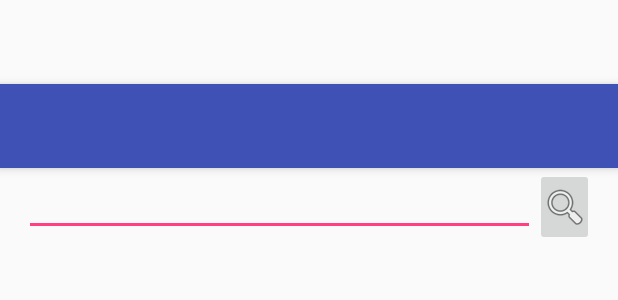
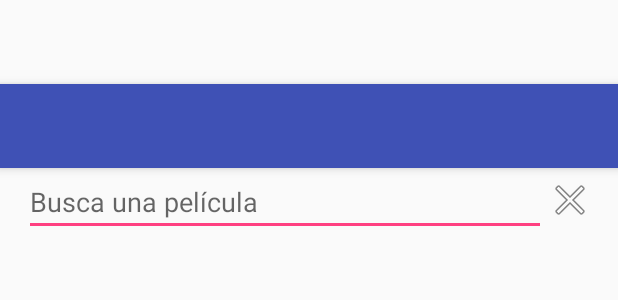
Before and after one commit to mrtxema/Crispetes2, an Android app: the layout activity_search.xml on its own in the app's theme, with its tools: preview values and no code run, on a phone screen of 412 x 824 dp. Shown: the top 300 px of the screen. Run offline under Robolectric (Android 15) with nearby library versions, the light colour scheme and no system bars.

Commit message:
Improve search view

```diff
--- a/app/src/main/java/cat/mrtxema/crispetes/view/MainActivity.java
+++ b/app/src/main/java/cat/mrtxema/crispetes/view/MainActivity.java
@@ -6,6 +6,10 @@ import org.androidannotations.annotations.EActivity;
 @EActivity(R.layout.activity_main)
 public class MainActivity extends BaseActivity {
 
+    protected boolean isMainActivity() {
+        return true;
+    }
+
     @Click(R.id.btnAdd)
     void onClickAdd() {
         SearchMovieActivity_.intent(this).start();
--- a/app/src/main/res/layout/activity_movie_detail.xml
+++ b/app/src/main/res/layout/activity_movie_detail.xml
@@ -294,6 +294,7 @@
                     android:layout_height="wrap_content"
                     android:drawableEnd="@android:drawable/arrow_down_float"
                     android:text="@string/cast"
+                    style="@style/Widget.AppCompat.Button.Colored"
                     android:textSize="12sp" />
 
                 <com.github.aakira.expandablelayout.ExpandableLinearLayout
@@ -321,6 +322,7 @@
                     android:layout_height="wrap_content"
                     android:drawableEnd="@android:drawable/arrow_down_float"
                     android:text="@string/crew"
+                    style="@style/Widget.AppCompat.Button.Colored"
                     android:textSize="12sp" />
 
                 <com.github.aakira.expandablelayout.ExpandableLinearLayout
@@ -348,6 +350,7 @@
                     android:layout_height="wrap_content"
                     android:drawableEnd="@android:drawable/arrow_down_float"
                     android:text="@string/videos"
+                    style="@style/Widget.AppCompat.Button.Colored"
                     android:textSize="12sp" />
 
                 <com.github.aakira.expandablelayout.ExpandableLinearLayout
--- a/app/src/main/res/layout/activity_search.xml
+++ b/app/src/main/res/layout/activity_search.xml
@@ -20,12 +20,39 @@
         android:orientation="vertical">
 
         <RelativeLayout android:layout_width="fill_parent" android:layout_height="wrap_content">
-            <LinearLayout android:layout_width="fill_parent" android:layout_height="wrap_content" android:orientation="horizontal" android:layout_toStartOf="@+id/btnSearchMovie">
-                <EditText android:id="@+id/txtMovie" android:layout_width="fill_parent" android:layout_height="fill_parent" android:inputType="text" />
+
+            <LinearLayout android:layout_width="fill_parent" android:layout_height="wrap_content" android:orientation="horizontal" android:layout_toStartOf="@+id/btnClearSearch">
+                <EditText
+                    android:id="@+id/txtMovie"
+                    android:layout_width="fill_parent"
+                    android:layout_height="wrap_content"
+                    android:hint="@string/search_a_movie"
+                    android:imeOptions="actionSearch"
+                    android:inputType="text" />
             </LinearLayout>
-            <ImageButton android:id="@id/btnSearchMovie" android:layout_width="39dp" android:layout_height="wrap_content" android:layout_alignParentEnd="true" android:text="@string/search" android:contentDescription="@string/search"
-                app:srcCompat="@android:drawable/ic_menu_search" />
+
+            <ImageButton
+                android:id="@+id/btnClearSearch"
+                android:layout_width="wrap_content"
+                android:layout_height="wrap_content"
+                android:layout_gravity="right|center_vertical"
+                android:paddingTop="5dp"
+                android:background="@null"
+                android:scaleType="centerInside"
+                android:layout_alignParentEnd="true"
+                android:contentDescription="@string/search"
+                android:src="@android:drawable/ic_menu_close_clear_cancel" />
+
         </RelativeLayout>
+
+        <TextView
+            android:id="@+id/noResults"
+            android:layout_width="match_parent"
+            android:layout_height="wrap_content"
+            android:layout_marginTop="10dp"
+            android:text="@string/noresults"
+            android:textSize="18dp"
+            android:visibility="gone" />
 
         <ListView android:id="@+id/lstMovies" android:layout_width="fill_parent" android:layout_height="wrap_content" />
 
--- a/app/src/main/res/values/strings.xml
+++ b/app/src/main/res/values/strings.xml
@@ -2,7 +2,7 @@
     <string name="app_name">Crispetes</string>
     <string name="action_settings">Ajustes</string>
     <string name="search">Buscar</string>
-    <string name="noresults">No results found</string>
+    <string name="noresults">No se han encontrado resultados</string>
     <string name="originalTitle">Título original</string>
     <string name="genres">Géneros</string>
     <string name="scoreValue">%1$.2f (%2$d votos)</string>
@@ -18,4 +18,5 @@
     <string name="release">Estreno</string>
     <string name="n_minutes">%d minutos</string>
     <string name="videos">Videos</string>
+    <string name="search_a_movie">Busca una película</string>
 </resources>
```
Also changed, not shown: app/src/main/java/cat/mrtxema/crispetes/view/BaseActivity.java (+14 -2 lines), app/src/main/java/cat/mrtxema/crispetes/view/SearchMovieActivity.java (+27 -13 lines).
